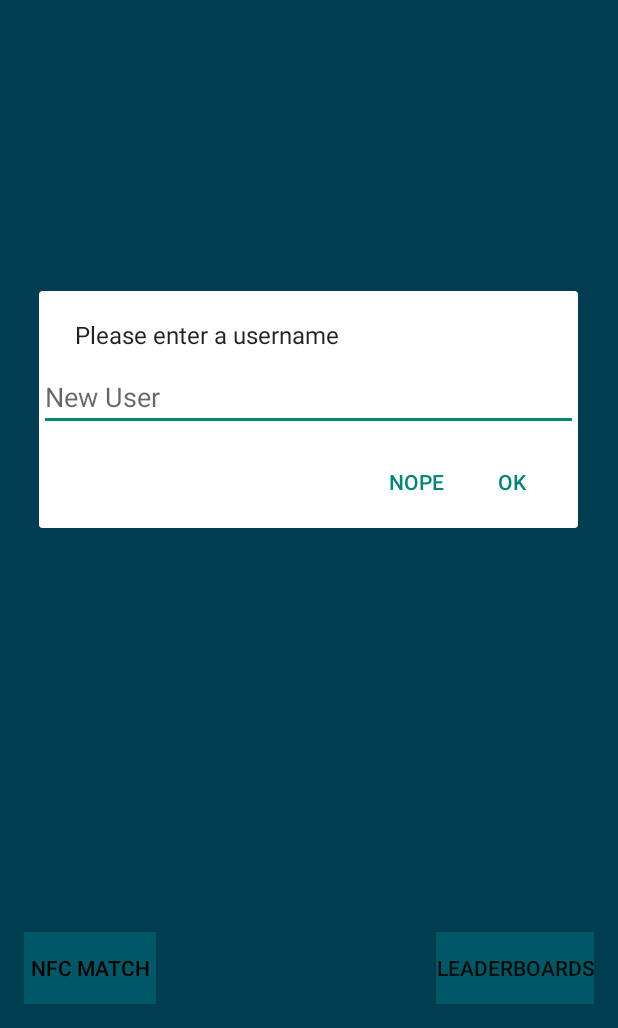
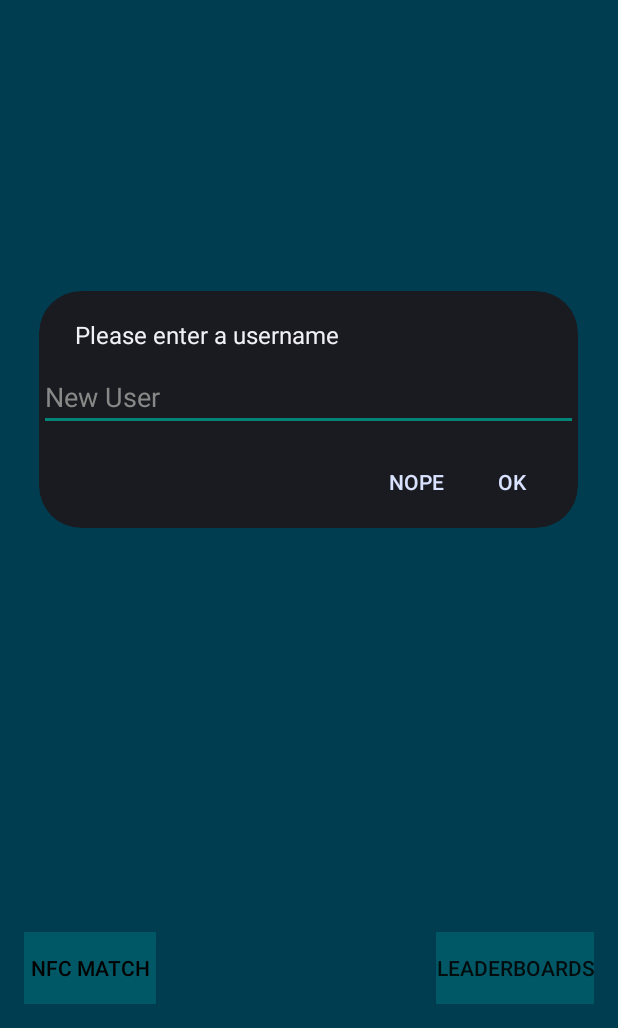
Before and after one commit to ccl2of4/Spin-Counter, an Android app: the screen it shows after launch (MainActivity), after a tap on "Change Username", on a phone screen of 412 x 824 dp, the part 208-1236 px from its top. Run offline under Robolectric (Android 15) with nearby library versions, the phone set to English and light mode, and no system bars.

Commit message:
changed look of username dialog

```diff
--- a/app/src/main/java/groupn/spin_counter/MainActivity.java
+++ b/app/src/main/java/groupn/spin_counter/MainActivity.java
@@ -5,6 +5,7 @@ import android.app.Dialog;
 import android.content.DialogInterface;
 import android.content.Intent;
 import android.content.SharedPreferences;
+import android.graphics.Color;
 import android.os.CountDownTimer;
 import android.os.Handler;
 import android.support.v7.app.ActionBarActivity;
@@ -123,13 +124,15 @@ public class MainActivity extends ActionBarActivity implements SpinCounter.SpinL
     protected Dialog onCreateDialog(int id) {
         switch (id) {
             case DIALOG_ALERT:
-                AlertDialog.Builder builder = new AlertDialog.Builder(this);
-                builder.setMessage("Please enter a username");
-                builder.setCancelable(true);
+                AlertDialog.Builder builder = new AlertDialog.Builder(this, AlertDialog.THEME_DEVICE_DEFAULT_DARK).
+                setMessage("Please enter a username").
+                setCancelable(true);
                 // Set an EditText view to get user input
                 final EditText input = new EditText(this);
+                input.setTextColor(Color.parseColor("#ffffffff"));
                 Log.d("USERNAME HINT", mUsername);
                 input.setHint(mUsername);
+                input.setHintTextColor(Color.GRAY);
                 builder.setView(input);
                 builder.setPositiveButton("Ok", new DialogInterface.OnClickListener() {
                     public void onClick(DialogInterface dialog, int whichButton) {
```
Also changed, not shown: app/src/main/res/menu/menu_main.xml (line endings or trailing spaces).
